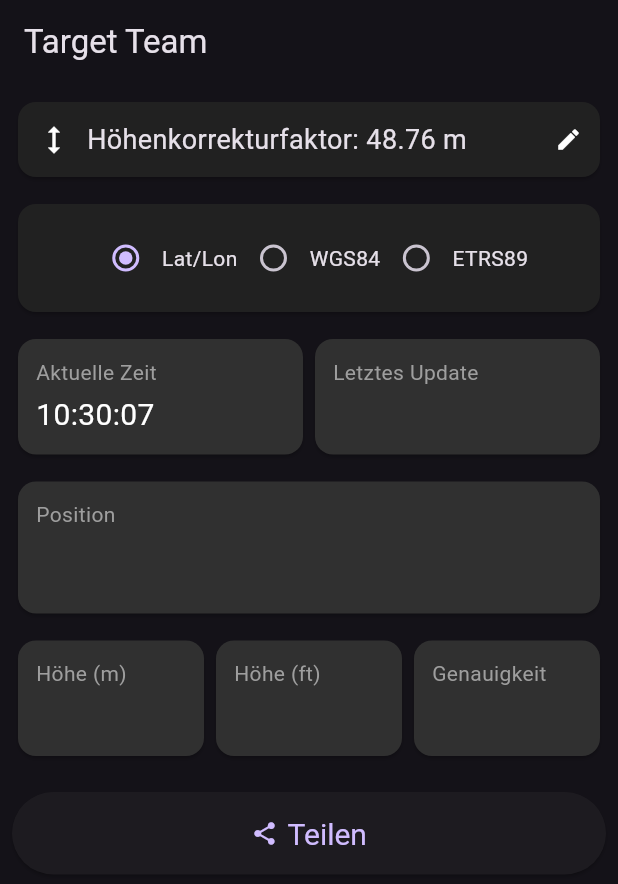
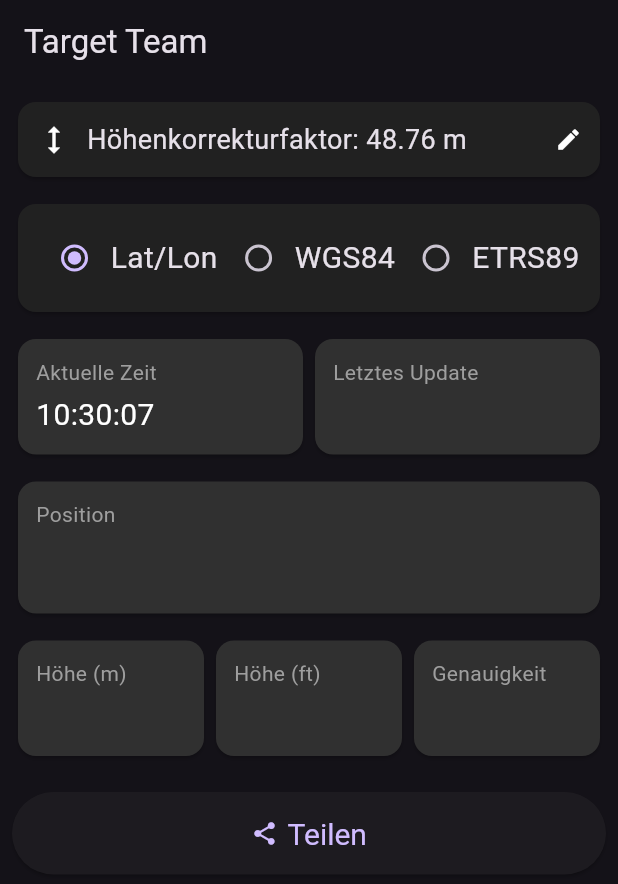
Before and after one commit to codingphoenixx/TargetTeam_Multiplatform, a Flutter app: the screen it shows after launch, on a phone screen of 412 x 824 dp. Shown: the top 884 px of the screen. Run offline on Flutter 3.47's test engine with Material 3 defaults, Android fonts, the phone set to English and light mode, and no system bars; our stand-ins replace geolocator, share_plus, shared_preferences; missing offline and left inert: proj4dart.

Commit message:
Update `android` namespace and application ID, adjust button spacing and text style in UI, and clean up obsolete comments

```diff
--- a/lib/TargetTeamApp.dart
+++ b/lib/TargetTeamApp.dart
@@ -62,9 +62,8 @@ class PositionScreen extends StatelessWidget {
                 child: Padding(
                   padding: const EdgeInsets.all(12.0),
                   child: Row(
-                    mainAxisAlignment: MainAxisAlignment.center,
+                    mainAxisAlignment: MainAxisAlignment.spaceAround,
                     children: [
-                      //TODO: MAKE FONT A BIT BIGGER
                       _buildRadio(
                         context,
                         provider,
@@ -187,7 +186,10 @@ class PositionScreen extends StatelessWidget {
             if (val != null) provider.setLocationMode(val);
           },
         ),
-        Text(label),
+        Text(label,
+        style: TextStyle(
+          fontSize: 20
+        ),),
       ],
     );
   }
--- a/lib/position_provider.dart
+++ b/lib/position_provider.dart
@@ -104,7 +104,6 @@ class PositionProvider extends ChangeNotifier {
       );
     }
 
-    //TODO: CHECK FOR FASTER UPDATES
     Geolocator.getPositionStream(locationSettings: locationSettings).listen((
       Position pos,
     ) {
```
Also changed, not shown: 1 other file.
